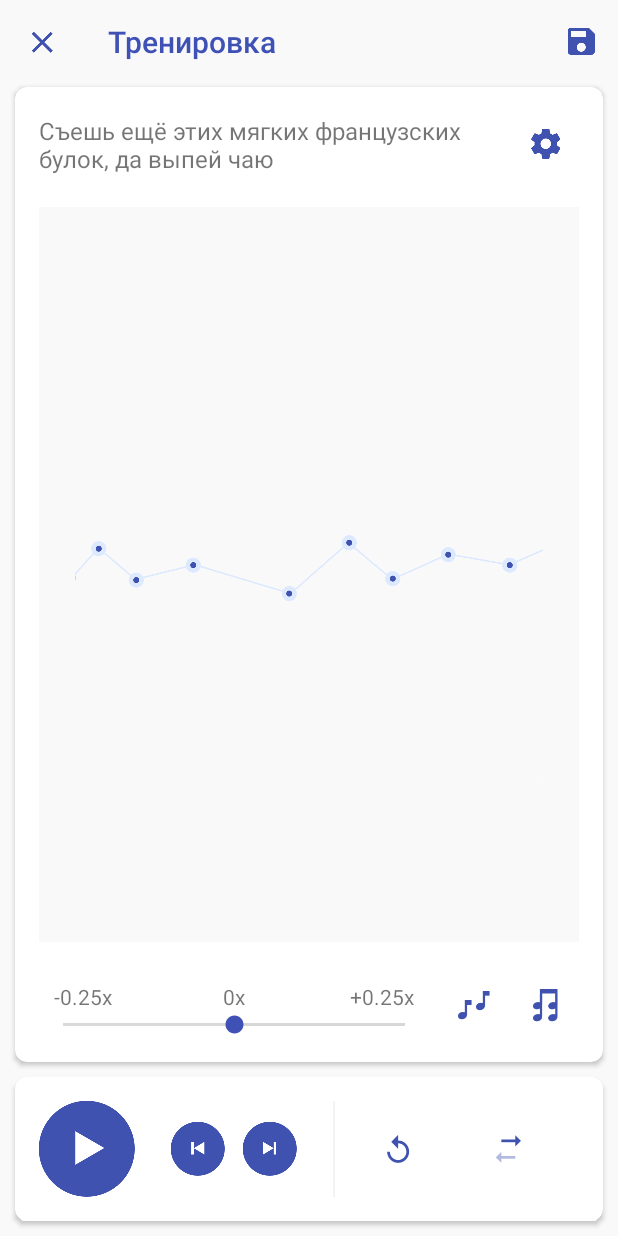
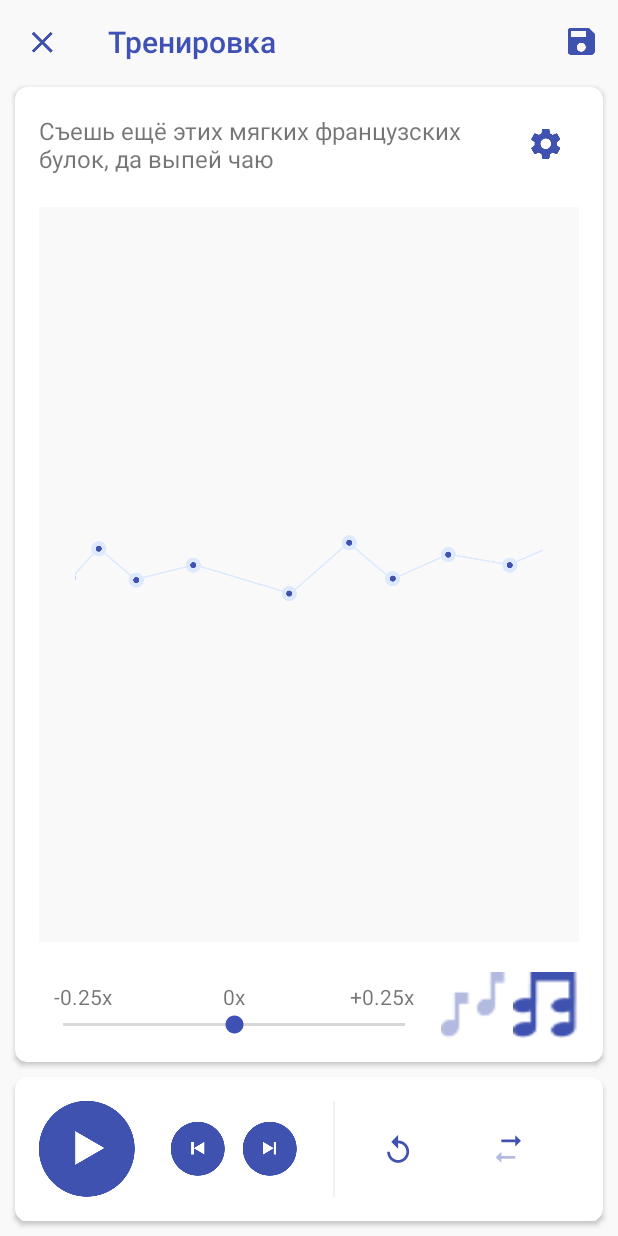
Before and after one commit to mlipkovich/VocalWarmUp, an Android app: the PlayerActivity screen opened directly, with no data from a screen before it, after a tap on an icon or button, on a phone screen of 412 x 824 dp. Run offline under Robolectric (Android 15) with nearby library versions, the phone set to English and light mode, and no system bars; 5 statements that could not run were skipped.

Commit message:
VWU-39: Alter harmony and melody buttons

```diff
--- a/app/src/main/java/com/berniac/vocalwarmup/ui/player/PlayerActivity.java
+++ b/app/src/main/java/com/berniac/vocalwarmup/ui/player/PlayerActivity.java
@@ -93,6 +93,7 @@ public class PlayerActivity extends PlayerView {
         });
 
         harmonySwitcherButton = (ImageButton) findViewById(R.id.harmony_btn);
+        harmonySwitcherButton.setBackgroundResource(R.drawable.ic_player_harmony_on);
         harmonySwitcherButton.setOnClickListener(new View.OnClickListener() {
             @Override
             public void onClick(View v) {
@@ -101,12 +102,26 @@ public class PlayerActivity extends PlayerView {
         });
 
         melodySwitcherButton = (ImageButton) findViewById(R.id.melody_btn);
+        melodySwitcherButton.setBackgroundResource(R.drawable.ic_player_melody_on);
         melodySwitcherButton.setOnClickListener(new View.OnClickListener() {
             @Override
             public void onClick(View v) {
                 presenter.onMelodySwitcherClicked();
             }
         });
+    }
+
+    @Override
+    public boolean onSupportNavigateUp() {
+        finish();
+        return true;
+    }
+
+    @Override
+    public boolean onCreateOptionsMenu(Menu menu) {
+        // TODO: Sonya: Isn't it overkill to use Menu here? Wasn't able to put regular button there
+        getMenuInflater().inflate(R.menu.player_top_bar, menu);
+        return super.onCreateOptionsMenu(menu);
     }
 
     @Override
@@ -127,15 +142,22 @@ public class PlayerActivity extends PlayerView {
     }
 
     @Override
-    public boolean onSupportNavigateUp() {
-        finish();
-        return true;
+    public void changeHarmonyButtonToOn() {
+        harmonySwitcherButton.setBackgroundResource(R.drawable.ic_player_harmony_on);
     }
 
     @Override
-    public boolean onCreateOptionsMenu(Menu menu) {
-        // TODO: Sonya: Isn't it overkill to use Menu here? Wasn't able to put regular button there
-        getMenuInflater().inflate(R.menu.player_top_bar, menu);
-        return super.onCreateOptionsMenu(menu);
+    public void changeHarmonyButtonToOff() {
+        harmonySwitcherButton.setBackgroundResource(R.drawable.ic_player_harmony_off);
+    }
+
+    @Override
+    public void changeMelodyButtonToOn() {
+        melodySwitcherButton.setBackgroundResource(R.drawable.ic_player_melody_on);
+    }
+
+    @Override
+    public void changeMelodyButtonToOff() {
+        melodySwitcherButton.setBackgroundResource(R.drawable.ic_player_melody_off);
     }
 }
--- a/app/src/main/java/com/berniac/vocalwarmup/ui/player/PlayerPresenter.java
+++ b/app/src/main/java/com/berniac/vocalwarmup/ui/player/PlayerPresenter.java
@@ -80,17 +80,23 @@ public class PlayerPresenter {
 
     public void onHarmonySwitcherClicked() {
         if (isHarmonySwitchedOff) {
+            view.changeHarmonyButtonToOn();
             player.harmonyOn();
         } else {
+            view.changeHarmonyButtonToOff();
             player.harmonyOff();
         }
+        isHarmonySwitchedOff = !isHarmonySwitchedOff;
     }
 
     public void onMelodySwitcherClicked() {
         if (isMelodySwitchedOff) {
+            view.changeMelodyButtonToOn();
             player.melodyOn();
         } else {
+            view.changeMelodyButtonToOff();
             player.melodyOff();
         }
+        isMelodySwitchedOff = !isMelodySwitchedOff;
     }
 }
--- a/app/src/main/java/com/berniac/vocalwarmup/ui/player/PlayerView.java
+++ b/app/src/main/java/com/berniac/vocalwarmup/ui/player/PlayerView.java
@@ -22,4 +22,12 @@ public abstract class PlayerView extends AppCompatActivity {
     public abstract void changePlayButtonToPause();
 
     public abstract void changePlayButtonToPlay();
+
+    public abstract void changeHarmonyButtonToOn();
+
+    public abstract void changeHarmonyButtonToOff();
+
+    public abstract void changeMelodyButtonToOn();
+
+    public abstract void changeMelodyButtonToOff();
 }
--- a/app/src/main/res/layout/activity_player.xml
+++ b/app/src/main/res/layout/activity_player.xml
@@ -110,7 +110,6 @@
                 android:layout_marginEnd="@dimen/player_small_buttons_margin"
                 android:layout_marginRight="@dimen/player_small_buttons_margin"
                 android:background="@android:color/transparent"
-                android:src="@drawable/ic_player_melody_on"
                 app:layout_constraintBottom_toBottomOf="parent"
                 app:layout_constraintEnd_toStartOf="@+id/harmony_btn" />
 
@@ -119,7 +118,6 @@
                 android:layout_width="@dimen/player_small_buttons_size"
                 android:layout_height="@dimen/player_small_buttons_size"
                 android:background="@android:color/transparent"
-                android:src="@drawable/ic_player_harmony_on"
                 app:layout_constraintBottom_toBottomOf="parent"
                 app:layout_constraintEnd_toEndOf="parent" />
 
```
